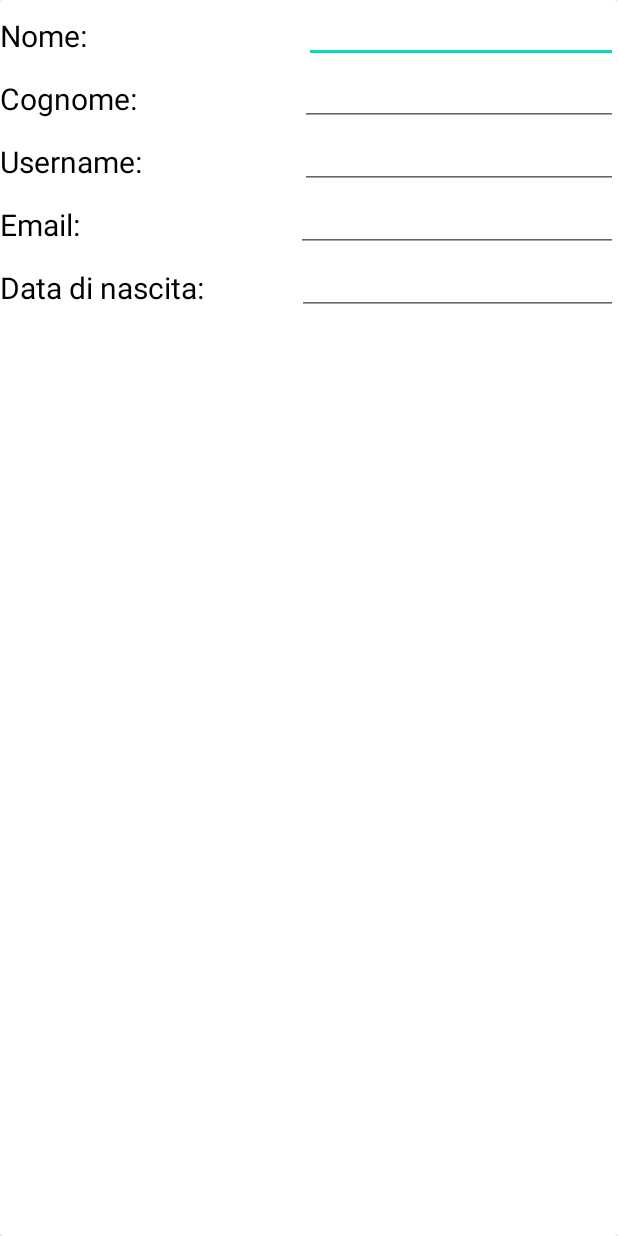
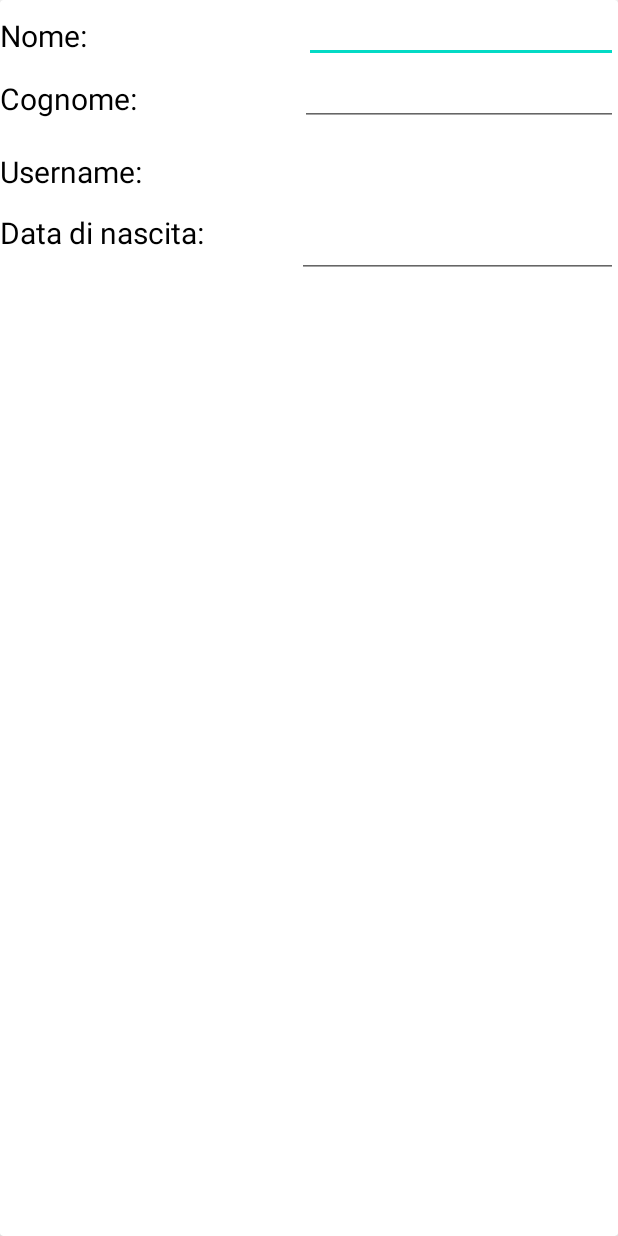
Before and after one commit to IsabellaMarini/AppProgetto2, an Android app: the layout item_modifica.xml on its own in the app's theme, with its tools: preview values and no code run, on a phone screen of 412 x 824 dp. Run offline under Robolectric (Android 15) with nearby library versions, the phone set to English and light mode, and no system bars.

Commit message:
vari aggiustamenti

```diff
--- a/app/src/main/java/com/example/appprogetto/AggiungiNotizia.kt
+++ b/app/src/main/java/com/example/appprogetto/AggiungiNotizia.kt
@@ -18,7 +18,7 @@ class AggiungiNotizia: AppCompatActivity() {
     lateinit var binding: AggiungiNotiziaBinding
     lateinit var auth: FirebaseAuth
     lateinit var database : FirebaseFirestore
-    lateinit var username:String
+    lateinit var email:String
     @SuppressLint("SetTextI18n")
     override fun onCreate(savedInstanceState: Bundle?) {
     super.onCreate(savedInstanceState)
@@ -48,14 +48,14 @@ class AggiungiNotizia: AppCompatActivity() {
         }
         database.collection("Users").document(auth.currentUser!!.email.toString()).get().addOnSuccessListener{ document->
             Log.d(ContentValues.TAG, "${document.id} => ${document.data}")
-            username= (document.get("username")).toString()
+            email= (document.get("email")).toString()
         }
         binding.conferma.setOnClickListener() {
 
             val notizia =  hashMapOf(
                 "notizia" to  binding.articolo.text.toString(),
                 "ambito" to binding.ambito.text.toString(),
-                "utente" to username
+                "utente" to email
             )
             if (binding.articolo.text.isEmpty() || binding.ambito.text.isEmpty()) {
                 Toast.makeText(this,
--- a/app/src/main/java/com/example/appprogetto/MyAdapterModifica.kt
+++ b/app/src/main/java/com/example/appprogetto/MyAdapterModifica.kt
@@ -18,7 +18,6 @@ class MyAdapterModifica(private val Users: ArrayList<Users>): RecyclerView.Adapt
         holder.nome.setText(utente.nome)
         holder.cognome.setText(utente.cognome)
         holder.username.setText(utente.username)
-        holder.email.setText(utente.email)
         holder.cardView.setBackgroundResource(R.color.viola)
         holder.data.setText(utente.data)
     }
@@ -30,7 +29,7 @@ class MyAdapterModifica(private val Users: ArrayList<Users>): RecyclerView.Adapt
         val cognome :EditText= itemView.findViewById(R.id.cognome4)
         val username: EditText = itemView.findViewById(R.id.username4)
         val cardView: CardView = itemView.findViewById(R.id.Utenti2)
-        val email: EditText = itemView.findViewById(R.id.email4)
+
         val data: EditText= itemView.findViewById(R.id.data4)
     }
 }
--- a/app/src/main/java/com/example/appprogetto/MyAdapterUtente.kt
+++ b/app/src/main/java/com/example/appprogetto/MyAdapterUtente.kt
@@ -1,11 +1,15 @@
 package com.example.appprogetto
 
+import android.content.Context
+import android.content.Intent
 import android.view.LayoutInflater
 import android.view.View
 import android.view.ViewGroup
 import android.widget.TextView
 import androidx.cardview.widget.CardView
+import androidx.core.content.ContextCompat.startActivity
 import androidx.recyclerview.widget.RecyclerView
+
 
 
 class MyAdapterUtente(private val Users: ArrayList<Users>): RecyclerView.Adapter<MyAdapterUtente.MyViewHolder>() {
@@ -22,6 +26,8 @@ class MyAdapterUtente(private val Users: ArrayList<Users>): RecyclerView.Adapter
         holder.cardView.setBackgroundResource(R.color.viola)
         holder.data.text = utente.data
     }
+
+
     override fun getItemCount(): Int {
         return Users.size
     }
--- a/app/src/main/java/com/example/appprogetto/ProfiloUtente.kt
+++ b/app/src/main/java/com/example/appprogetto/ProfiloUtente.kt
@@ -37,7 +37,7 @@ class ProfiloUtente : AppCompatActivity() {
         myAdapterUtente= MyAdapterUtente(users)
         recyclerView.adapter = myAdapterUtente
         user = FirebaseAuth.getInstance()
-        db.collection("Users").whereEqualTo("username", intent.getStringExtra("username")).get().addOnSuccessListener {
+        db.collection("Users").whereEqualTo("email", intent.getStringExtra("email")).get().addOnSuccessListener {
             documents->
             for(document in documents){
                 Log.d(ContentValues.TAG, "${document.id} => ${document.data}")
--- a/app/src/main/res/layout/item.xml
+++ b/app/src/main/res/layout/item.xml
@@ -45,7 +45,7 @@
 
             <TextView
                 android:id="@+id/Proprietario"
-                android:layout_width="213dp"
+                android:layout_width="289dp"
                 android:layout_height="54dp"
                 android:clickable="true"
                 android:focusable="true"
--- a/app/src/main/res/layout/item_modifica.xml
+++ b/app/src/main/res/layout/item_modifica.xml
@@ -53,13 +53,13 @@
             <EditText
                 android:id="@+id/cognome4"
                 android:layout_width="61dp"
-                android:layout_height="42dp"
+                android:layout_height="match_parent"
                 android:layout_weight="1"
+                android:autofillHints=""
                 android:ems="10"
                 android:inputType="textPersonName"
                 android:textColor="@color/black"
                 android:textSize="20sp"
-                android:autofillHints=""
                 tools:ignore="LabelFor" />
         </LinearLayout>
 
@@ -80,40 +80,13 @@
             <EditText
                 android:id="@+id/username4"
                 android:layout_width="209dp"
-                android:layout_height="42dp"
+                android:layout_height="61dp"
                 android:layout_weight="1"
+                android:autofillHints=""
                 android:ems="10"
                 android:inputType="textPersonName"
                 android:textColor="@color/black"
                 android:textSize="20sp"
-                android:autofillHints=""
-                tools:ignore="LabelFor" />
-        </LinearLayout>
-
-        <LinearLayout
-            android:layout_width="match_parent"
-            android:layout_height="42dp"
-            android:orientation="horizontal">
-
-            <TextView
-                android:id="@+id/textView10"
-                android:layout_width="193dp"
-                android:layout_height="42dp"
-                android:layout_weight="1"
-                android:text="@string/email3"
-                android:textColor="@color/black"
-                android:textSize="20sp" />
-
-            <EditText
-                android:id="@+id/email4"
-                android:layout_width="210dp"
-                android:layout_height="wrap_content"
-                android:layout_weight="1"
-                android:ems="10"
-                android:inputType="textEmailAddress"
-                android:textColor="@color/black"
-                android:textSize="20sp"
-                android:autofillHints=""
                 tools:ignore="LabelFor" />
         </LinearLayout>
 
@@ -134,13 +107,13 @@
             <EditText
                 android:id="@+id/data4"
                 android:layout_width="152dp"
-                android:layout_height="42dp"
+                android:layout_height="59dp"
                 android:layout_weight="1"
+                android:autofillHints=""
                 android:ems="10"
                 android:inputType="textPersonName"
                 android:textColor="@color/black"
                 android:textSize="20sp"
-                android:autofillHints=""
                 tools:ignore="LabelFor" />
         </LinearLayout>
     </LinearLayout>
```
Also changed, not shown: app/src/main/AndroidManifest.xml (+2 -10 lines), app/src/main/java/com/example/appprogetto/ChatActivity.kt (deleted, +0 -26 lines), app/src/main/java/com/example/appprogetto/ModificaUtente.kt (+7 -18 lines), app/src/main/java/com/example/appprogetto/pagina_home.kt (+4 -8 lines).
